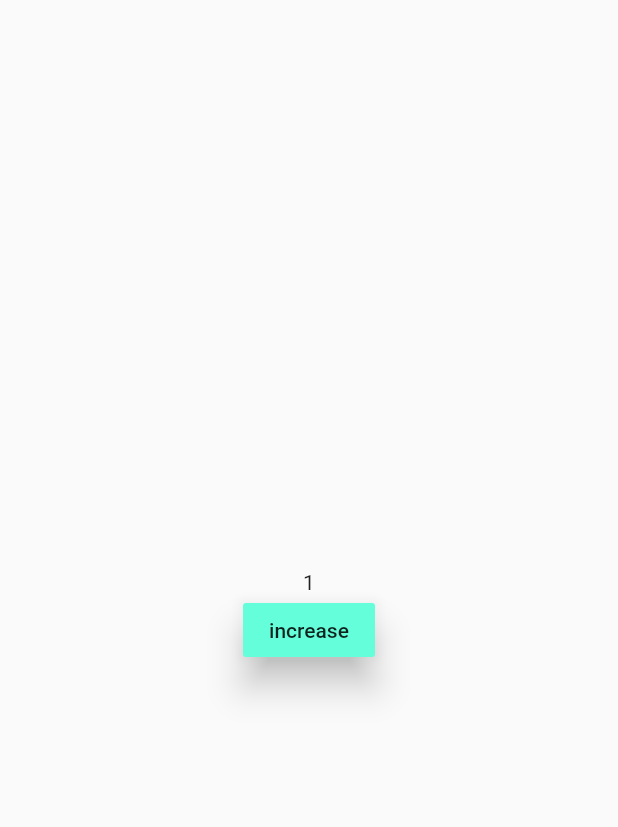
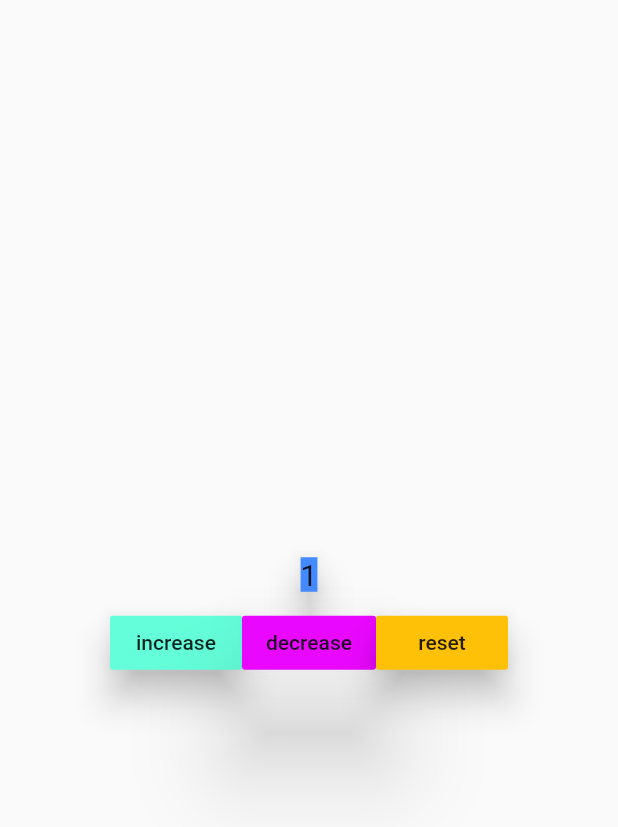
Before and after one commit to Kratosgado/river_pod_testing, a Flutter app: the screen it shows after launch, after a tap on "increase", on a phone screen of 412 x 824 dp. Shown: the top 827 px of the screen. Run offline on Flutter 3.47's test engine with Material 2 defaults, Android fonts, the phone set to English and light mode, and no system bars; our stand-ins replace flutter_riverpod.

Commit message:
given an interface with the rest of the functions

```diff
--- a/lib/main.dart
+++ b/lib/main.dart
@@ -13,6 +13,7 @@ class MainApp extends ConsumerWidget {
   @override
   Widget build(BuildContext context, WidgetRef ref) {
     final count = ref.watch(counterProvider);
+    final number = ref.read(counterProvider.notifier);
 
     return MaterialApp(
       home: Scaffold(
@@ -20,16 +21,42 @@ class MainApp extends ConsumerWidget {
           child: Column(
             mainAxisAlignment: MainAxisAlignment.center,
             children: [
-              Text(
+              Material(
+                elevation: 10,
+                child: Text(
                   '$count',
+                  style: const TextStyle(fontSize: 20),
                 ),
+                color: Colors.blueAccent,
+              ),
+              SizedBox(
+                height: 10,
+              ),
+              Row(
+                mainAxisAlignment: MainAxisAlignment.center,
+                children: [
                   MaterialButton(
                     elevation: 10,
                     color: Colors.tealAccent,
                     child: const Text('increase'),
                     onPressed: () {
-                    ref.read(counterProvider.notifier).increment();
-                  })
+                      number.increment();
+                    },
+                  ),
+                  MaterialButton(
+                    elevation: 30,
+                    color: const Color.fromARGB(255, 234, 7, 255),
+                    onPressed: () => number.decrement(),
+                    child: const Text('decrease'),
+                  ),
+                  MaterialButton(
+                    elevation: 10,
+                    color: Colors.amber,
+                    onPressed: () => number.reset(),
+                    child: const Text('reset'),
+                  ),
+                ],
+              ),
             ],
           ),
         ),
```
Lines whose indentation alone changed are shown as unchanged.
